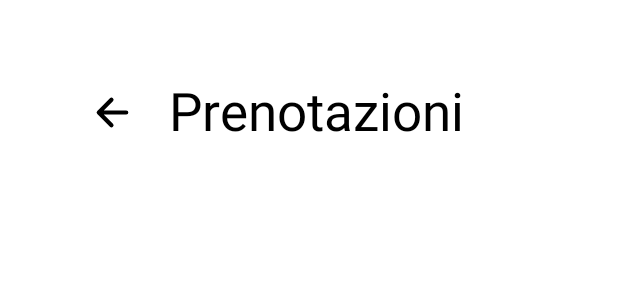
After one commit to matteasu/FastHealth, an Android app: the layout activity_prenotazioni.xml on its own in the app's theme, with its tools: preview values and no code run, on a phone screen of 412 x 824 dp. The commit adds this screen. Shown: the top 300 px of the screen. Run offline under Robolectric (Android 15) with nearby library versions, the phone set to English and light mode, and no system bars; Roboto replaces fonts that are not available here.

Commit message:
Schermata prenotazioni

```diff
--- a/app/src/main/AndroidManifest.xml
+++ b/app/src/main/AndroidManifest.xml
@@ -9,7 +9,8 @@
         android:roundIcon="@mipmap/ic_launcher_round"
         android:supportsRtl="true"
         android:theme="@style/Theme.FastHealth">
-        <activity android:name=".Impostazioni"></activity>
+        <activity android:name=".ActivityPrenotazioni"></activity>
+        <activity android:name=".Impostazioni" />
         <activity android:name=".Home" />
         <activity android:name=".Registrazione" />
         <activity android:name=".MainActivity">
--- a/app/src/main/java/com/a2b2l1p/fasthealth/MainActivity.java
+++ b/app/src/main/java/com/a2b2l1p/fasthealth/MainActivity.java
@@ -26,7 +26,7 @@ public class MainActivity extends AppCompatActivity {
 
         super.onCreate(savedInstanceState);
         setContentView(R.layout.activity_main);
-
+        //utenti.add(new Utente("m","a","admin","a","aa"));
         //recupero elementi view
         username=findViewById(R.id.loginUsername);
         password=findViewById(R.id.loginPassword);
--- /dev/null
+++ b/app/src/main/res/layout/activity_prenotazioni.xml
@@ -0,0 +1,55 @@
+<?xml version="1.0" encoding="utf-8"?>
+<LinearLayout xmlns:android="http://schemas.android.com/apk/res/android"
+    xmlns:app="http://schemas.android.com/apk/res-auto"
+    xmlns:tools="http://schemas.android.com/tools"
+    android:layout_width="match_parent"
+    android:layout_height="match_parent"
+    android:id="@+id/ViewPrenotazioni"
+    android:orientation="vertical">
+
+
+
+
+    <RelativeLayout
+        android:layout_width="match_parent"
+        android:layout_height="wrap_content"
+        android:textAlignment="center"
+        android:orientation="horizontal"
+        android:gravity="center_horizontal">
+
+        <ImageView
+            android:id="@+id/prenotazioniIndietro"
+            android:layout_width="wrap_content"
+            android:layout_height="wrap_content"
+            android:layout_alignParentStart="true"
+            android:layout_alignParentLeft="true"
+            android:layout_marginLeft="60dp"
+            android:layout_marginTop="60dp"
+            android:clickable="true"
+            android:focusable="true"
+            app:srcCompat="@drawable/ic_arrow_back_outline" />
+
+        <TextView
+            android:layout_width="match_parent"
+            android:layout_height="wrap_content"
+            android:layout_alignTop="@id/prenotazioniIndietro"
+            android:layout_marginStart="10dp"
+            android:layout_marginLeft="10dp"
+            android:layout_marginTop="-10dp"
+            android:gravity="center_horizontal"
+            android:text="Prenotazioni"
+            android:textAlignment="center"
+            android:textColor="@color/black"
+            android:textSize="35dp" />
+    </RelativeLayout>
+
+    <androidx.recyclerview.widget.RecyclerView
+        android:id="@+id/prenotazioniRW"
+        android:layout_margin="10dp"
+        android:clipToPadding="false"
+        android:layout_width="match_parent"
+        android:layout_height="match_parent"
+
+        />
+
+</LinearLayout>
--- a/build.gradle
+++ b/build.gradle
@@ -17,6 +17,7 @@ allprojects {
     repositories {
         google()
         jcenter()
+
     }
 }
 
```
Also changed, not shown: app/src/main/java/com/a2b2l1p/fasthealth/ActivityPrenotazioni.java (added, +69 -0 lines), app/src/main/java/com/a2b2l1p/fasthealth/Home.java (+23 -8 lines), app/src/main/java/com/a2b2l1p/fasthealth/Prenotazione.java (added, +97 -0 lines), app/src/main/java/com/a2b2l1p/fasthealth/Utente.java (+21 -0 lines), app/src/main/java/com/a2b2l1p/fasthealth/adapterPrenotazioni.java (added, +112 -0 lines), app/src/main/res/layout-v21/cardprenotazioni.xml (added, +56 -0 lines), app/src/main/res/layout/cardprenotazioni.xml (added, +58 -0 lines).
